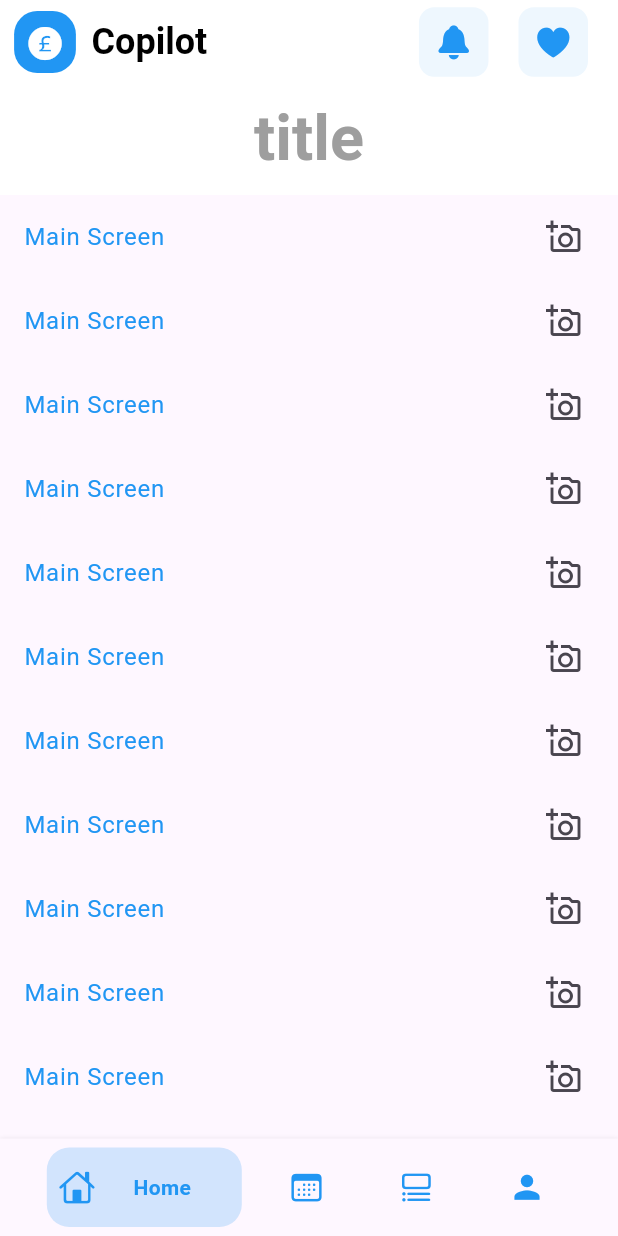
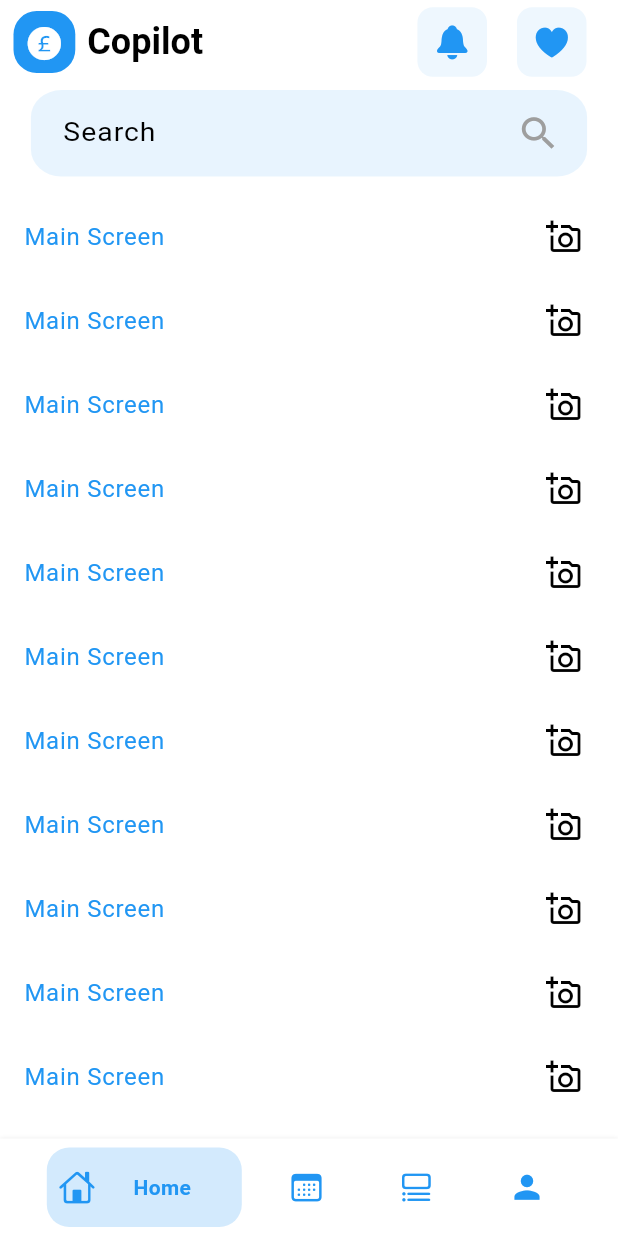
Before and after one commit to osamaaabdalmalik/Consultations-App, a Flutter app: the screen it shows after launch, on a phone screen of 412 x 824 dp. Run offline on Flutter 3.47's test engine with Material 3 defaults, Android fonts, the phone set to English and light mode, and no system bars; drawn by our look-alikes of bottom_navy_bar; our stand-ins replace bloc, dartz, flutter_easyloading, flutter_inset_box_shadow, flutter_screenutil, freezed_annotation and 6 more.

Commit message:
create sliver appbar with search field

```diff
--- a/lib/core/constants/app_themes.dart
+++ b/lib/core/constants/app_themes.dart
@@ -12,7 +12,7 @@ abstract class AppThemes {
     ),
     colorScheme: ColorScheme.fromSwatch(
       primarySwatch: AppColors.materialPrimary,
-      backgroundColor: AppColors.materialPrimary.shade50,
+      backgroundColor: AppColors.white,
     ),
     appBarTheme: const AppBarTheme(
       color: AppColors.white,
--- a/lib/features/main/presentation/screens/main_screen.dart
+++ b/lib/features/main/presentation/screens/main_screen.dart
@@ -3,6 +3,7 @@ import 'package:consultations_app/core/constants/app_colors.dart';
 import 'package:consultations_app/features/main/presentation/widgets/custom_icon_button.dart';
 import 'package:flutter/cupertino.dart';
 import 'package:flutter/material.dart';
+import 'package:flutter_screenutil/flutter_screenutil.dart';
 
 class MainScreen extends StatefulWidget {
   const MainScreen({super.key});
@@ -23,7 +24,20 @@ class _MainScreenState extends State<MainScreen> {
             expandedHeight: 130,
             pinned: true,
             floating: true,
-            leading: const Center(
+            backgroundColor: AppColors.white,
+            foregroundColor: AppColors.white,
+            title: Container(
+              color: AppColors.white,
+              padding: const EdgeInsets.symmetric(vertical: 20),
+              child: const Stack(
+                children: [
+                  Positioned(
+                    child: Row(
+                      mainAxisAlignment: MainAxisAlignment.spaceBetween,
+                      children: [
+                        Row(
+                          children: <Widget>[
+                            Center(
                               child: Padding(
                                 padding: EdgeInsets.symmetric(horizontal: 8.0),
                                 child: CustomIconButton(
@@ -35,9 +49,7 @@ class _MainScreenState extends State<MainScreen> {
                                 ),
                               ),
                             ),
-            backgroundColor: AppColors.white,
-            foregroundColor: AppColors.white,
-            title: const Text(
+                            Text(
                               'Copilot',
                               style: TextStyle(
                                 fontSize: 24,
@@ -45,8 +57,10 @@ class _MainScreenState extends State<MainScreen> {
                                 color: AppColors.black,
                               ),
                             ),
-            leadingWidth: 60,
-            actions: const [
+                          ],
+                        ),
+                        Row(
+                          children: [
                             CustomIconButton(
                               icon: CupertinoIcons.bell_fill,
                               iconColor: AppColors.primary,
@@ -59,15 +73,57 @@ class _MainScreenState extends State<MainScreen> {
                               ),
                             ),
                           ],
+                        ),
+                      ],
+                    ),
+                  ),
+                ],
+              ),
+            ),
             flexibleSpace: FlexibleSpaceBar(
-              title: const Text(
-                'title',
-                style: TextStyle(fontSize: 28, fontWeight: FontWeight.w700, color: AppColors.gray),
+              title: Transform.scale(
+                scaleX: 0.9,
+                scaleY: 0.8,
+                child: TextFormField(
+                  style: const TextStyle(
+                    fontSize: 14,
                   ),
-              centerTitle: true,
-              titlePadding: EdgeInsets.zero.copyWith(bottom: 10),
+                  cursorColor: AppColors.black,
+                  cursorWidth: 0.8,
+                  decoration: InputDecoration(
+                    hintText: 'Search',
+                    suffixIcon: Transform.scale(
+                      scaleX: 1.1,
+                      scaleY: 1.2,
+                      child: InkWell(
+                        onTap: () {},
+                        child: const Icon(
+                          Icons.search,
+                          size: 20,
+                          color: AppColors.gray,
                         ),
-            titleSpacing: 1,
+                      ),
+                    ),
+                    fillColor: AppColors.primary.withOpacity(0.1),
+                    filled: true,
+                    contentPadding: EdgeInsets.symmetric(horizontal: 10.w),
+                    border: OutlineInputBorder(
+                      borderRadius: BorderRadius.circular(15),
+                      borderSide: BorderSide.none,
+                    ),
+                  ),
+                  onTapOutside: (event) {
+                    FocusManager.instance.primaryFocus?.unfocus();
+                  },
+                ),
+              ),
+              titlePadding: EdgeInsets.symmetric(
+                vertical: 5.h,
+              ),
+              stretchModes: const [
+                StretchMode.fadeTitle,
+              ],
+            ),
           ),
           SliverList(
             delegate: SliverChildListDelegate.fixed(
--- a/lib/main.dart
+++ b/lib/main.dart
@@ -1,4 +1,5 @@
 import 'package:consultations_app/core/constants/app_routes.dart';
+import 'package:consultations_app/core/constants/app_themes.dart';
 import 'package:consultations_app/injection_container.dart';
 import 'package:flutter/material.dart';
 import 'package:flutter/services.dart';
@@ -34,6 +35,7 @@ class MyApp extends StatelessWidget {
         debugShowCheckedModeBanner: false,
         routerConfig: AppRoutes.router,
         builder: EasyLoading.init(),
+        theme: AppThemes.themeEnglish,
       ),
     );
   }
```
Also changed, not shown: 2 other files. Lines whose indentation alone changed are shown as unchanged.
